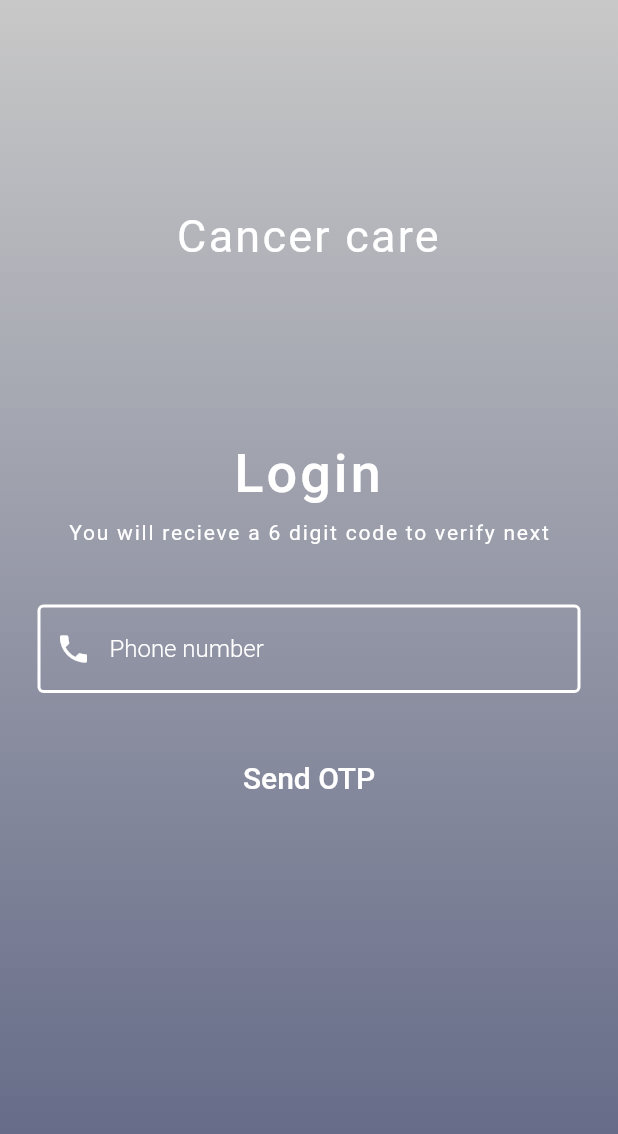
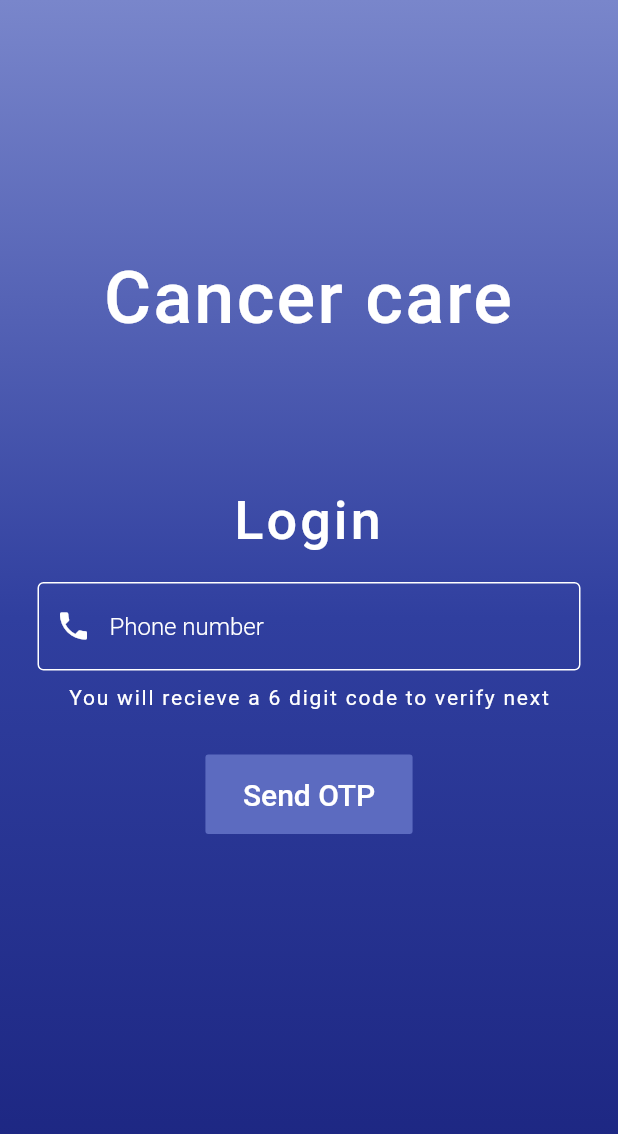
Before and after one commit to naman-jn/vernacular_health, a Flutter app: the screen it shows after launch, on a phone screen of 412 x 824 dp. Shown: the top 1134 px of the screen. Run offline on Flutter 3.47's test engine with Material 2 defaults, Android fonts, the phone set to English and light mode, and no system bars; our stand-ins replace firebase_auth, firebase_core, pin_code_fields; accounts and stored records are empty.

Commit message:
Login page completed

```diff
--- a/lib/login/login_page.dart
+++ b/lib/login/login_page.dart
@@ -22,8 +22,8 @@ class _LoginPageState extends State<LoginPage> {
 
   @override
   Widget build(BuildContext context) {
-    Color babyBlue = Color(0XFFC8C8C8);
-    Color yaleBlue = Color(0XFF5E6483);
+    Color babyBlue = Color(0XFFA7CCFF);
+    Color yaleBlue = Color(0XFF304D6D);
     return Scaffold(
       body: SingleChildScrollView(
         child: Stack(
@@ -39,21 +39,26 @@ class _LoginPageState extends State<LoginPage> {
                       gradient: LinearGradient(
                     begin: Alignment.topCenter,
                     end: Alignment.bottomCenter,
-                    colors: [babyBlue, yaleBlue],
+                    colors: [
+                      Colors.indigo[300],
+                      Colors.indigo[700],
+                      Colors.indigo[900]
+                    ],
                   )),
                   child: Form(
                     key: formKey,
                     child: Column(children: [
-                      SizedBox(height: 140),
+                      SizedBox(height: 170),
                       Text(
                         "Cancer care",
                         textAlign: TextAlign.center,
                         style: TextStyle(
                             color: Colors.white,
-                            fontSize: 30,
+                            fontSize: 48,
+                            fontWeight: FontWeight.w500,
                             letterSpacing: 1.5),
                       ),
-                      SizedBox(height: 120),
+                      SizedBox(height: 100),
                       Text(
                         "Login",
                         textAlign: TextAlign.center,
@@ -63,16 +68,7 @@ class _LoginPageState extends State<LoginPage> {
                             color: Colors.white,
                             fontWeight: FontWeight.w500),
                       ),
-                      SizedBox(height: 10),
-                      Text(
-                        "You will recieve a 6 digit code to verify next",
-                        style: TextStyle(
-                          letterSpacing: 1.2,
-                          fontSize: 14,
-                          color: Colors.white,
-                        ),
-                      ),
-                      SizedBox(height: 40),
+                      SizedBox(height: 20),
                       Container(
                           margin: EdgeInsets.symmetric(horizontal: 25),
                           child: TextFormField(
@@ -87,14 +83,14 @@ class _LoginPageState extends State<LoginPage> {
                             decoration: InputDecoration(
                               errorBorder: OutlineInputBorder(
                                   borderSide: BorderSide(
-                                width: 2,
+                                width: 1,
                                 color: Colors.deepOrangeAccent,
                               )),
                               errorStyle:
                                   TextStyle(color: Colors.deepOrangeAccent),
                               enabledBorder: OutlineInputBorder(
                                   borderSide: BorderSide(
-                                width: 2,
+                                width: 1,
                                 color: Colors.white,
                               )),
                               focusedBorder: OutlineInputBorder(
@@ -115,6 +111,15 @@ class _LoginPageState extends State<LoginPage> {
                               }
                             },
                           )),
+                      SizedBox(height: 10),
+                      Text(
+                        "You will recieve a 6 digit code to verify next",
+                        style: TextStyle(
+                          letterSpacing: 1.2,
+                          fontSize: 14,
+                          color: Colors.white,
+                        ),
+                      ),
                       SizedBox(height: 30),
                       Builder(
                         builder: (context) => FlatButton(
@@ -134,7 +139,7 @@ class _LoginPageState extends State<LoginPage> {
                                 print("Errorrrrrrrrrrrrrrrr!");
                             },
                             textColor: Color(0XFF338678),
-                            // color: Colors.blueGrey,
+                            color: Colors.indigo[400],
                             padding: EdgeInsets.symmetric(
                                 vertical: 15, horizontal: 25),
                             child: Text(
```
Also changed, not shown: lib/content.dart (added, +103 -0 lines), lib/login/otpVerification.dart (+6 -7 lines).
